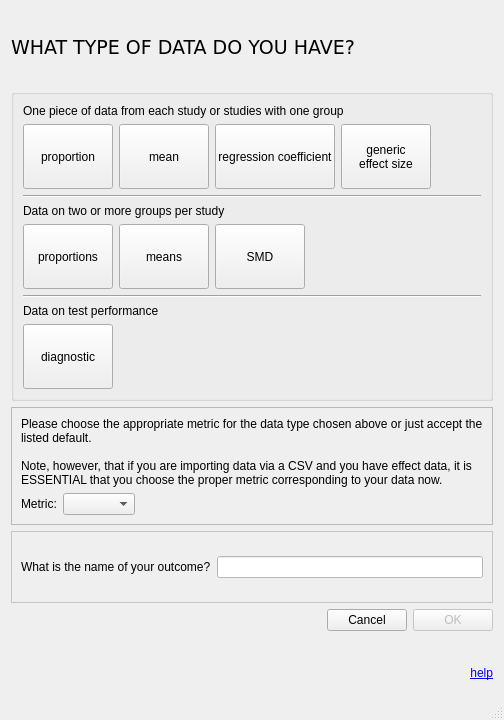
bwallace/OpenMeta-analyst-, file src/forms/create_new_projectdlg.ui: the form before one commit.
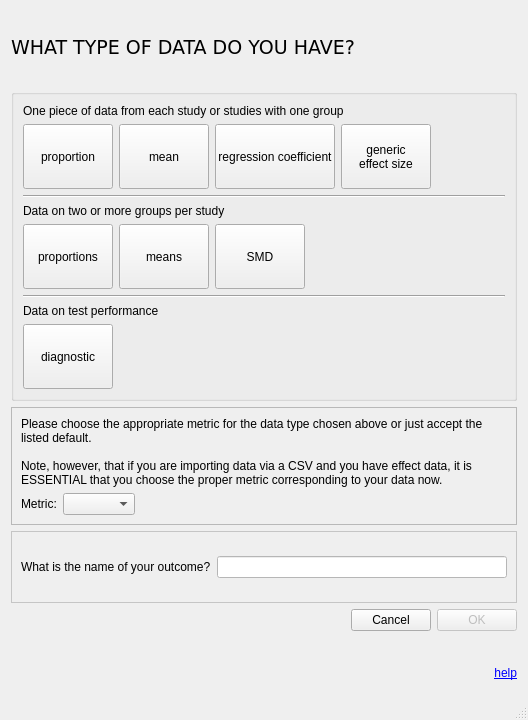
The form after the commit. Icons and pictures are not drawn.

Diff of the .ui file:
```diff
--- a/src/forms/create_new_projectdlg.ui
+++ b/src/forms/create_new_projectdlg.ui
@@ -9,7 +9,7 @@
    <rect>
     <x>0</x>
     <y>0</y>
-    <width>504</width>
+    <width>528</width>
     <height>720</height>
    </rect>
   </property>
```
Left out of the diff: 18 changed lines with no effect on the pictures.
